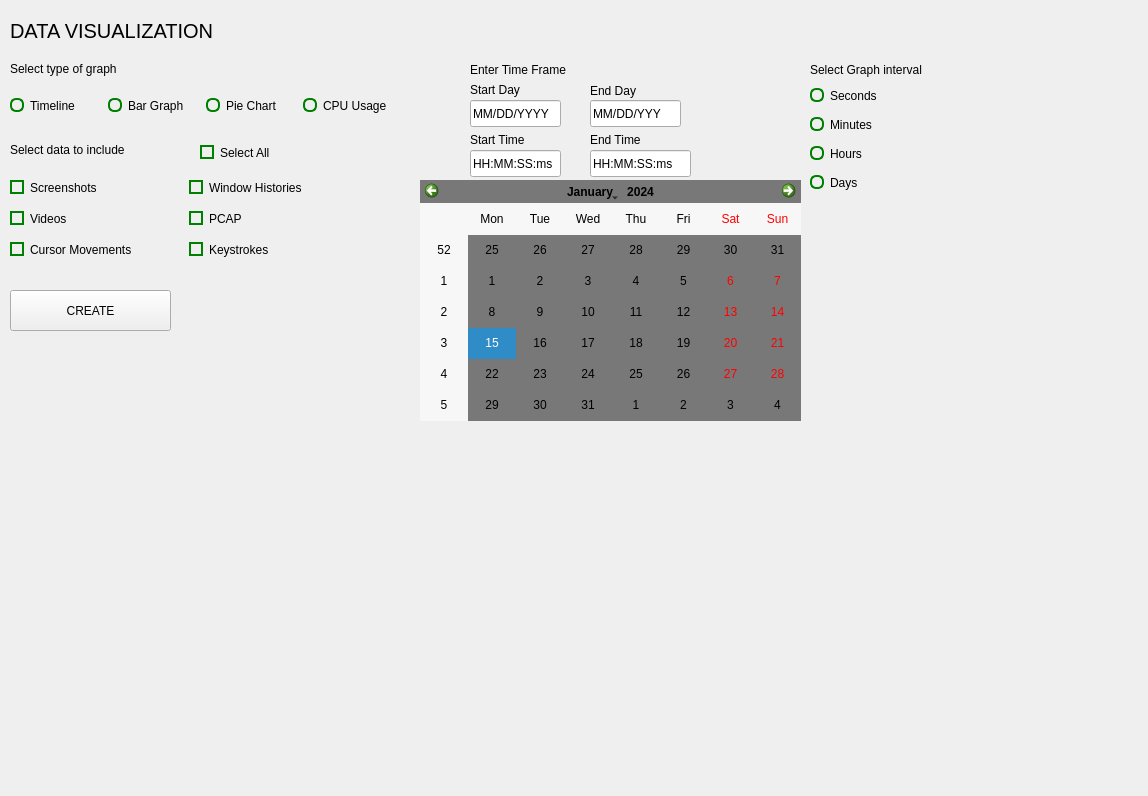
Qt form src/ui/Visualize/DataViz.ui (komodo6/AVERT) before a commit.
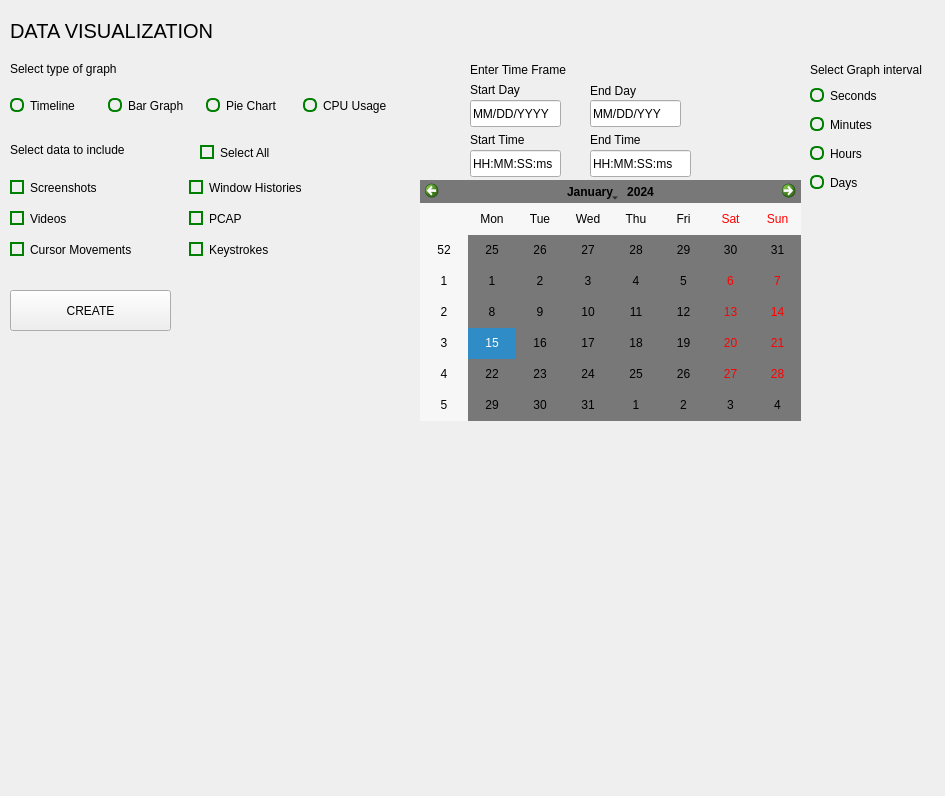
The same form after that commit.

```diff
--- a/src/ui/Visualize/DataViz.ui
+++ b/src/ui/Visualize/DataViz.ui
@@ -6,7 +6,7 @@
    <rect>
     <x>0</x>
     <y>0</y>
-    <width>1148</width>
+    <width>945</width>
     <height>796</height>
    </rect>
   </property>
```
